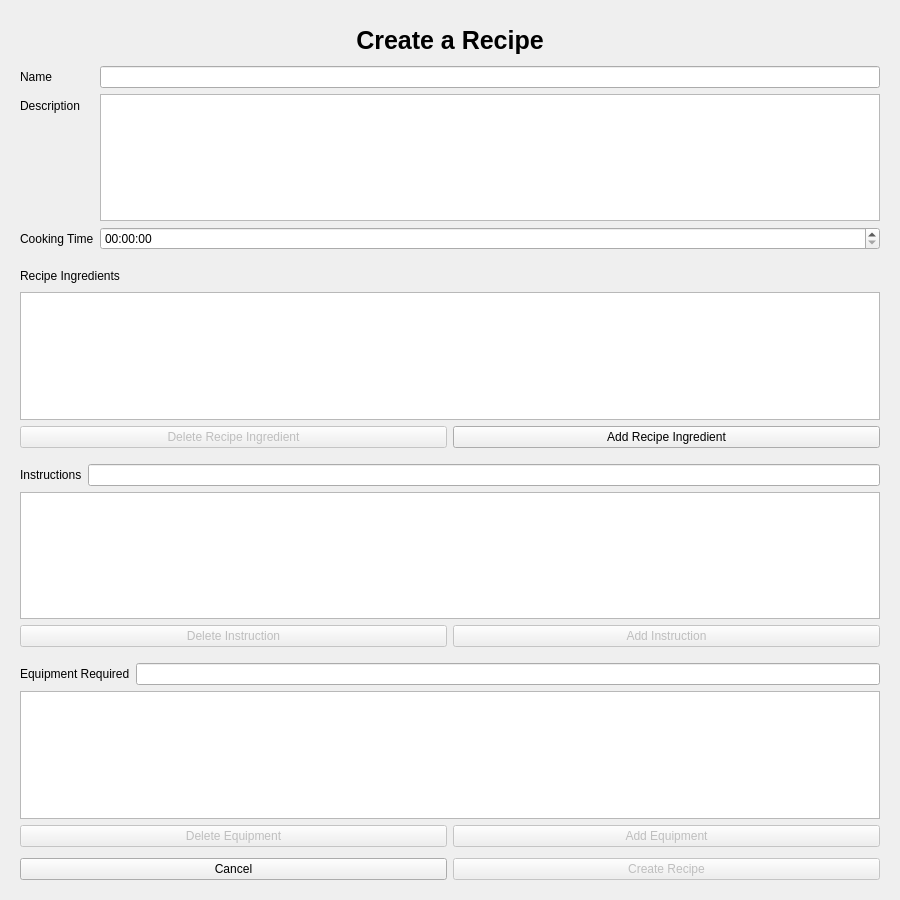
This is recipe-book/reciperootview.ui in xavier-berthiaume/Recipe-Book as Qt 5 draws it before an edit. The edited form follows.
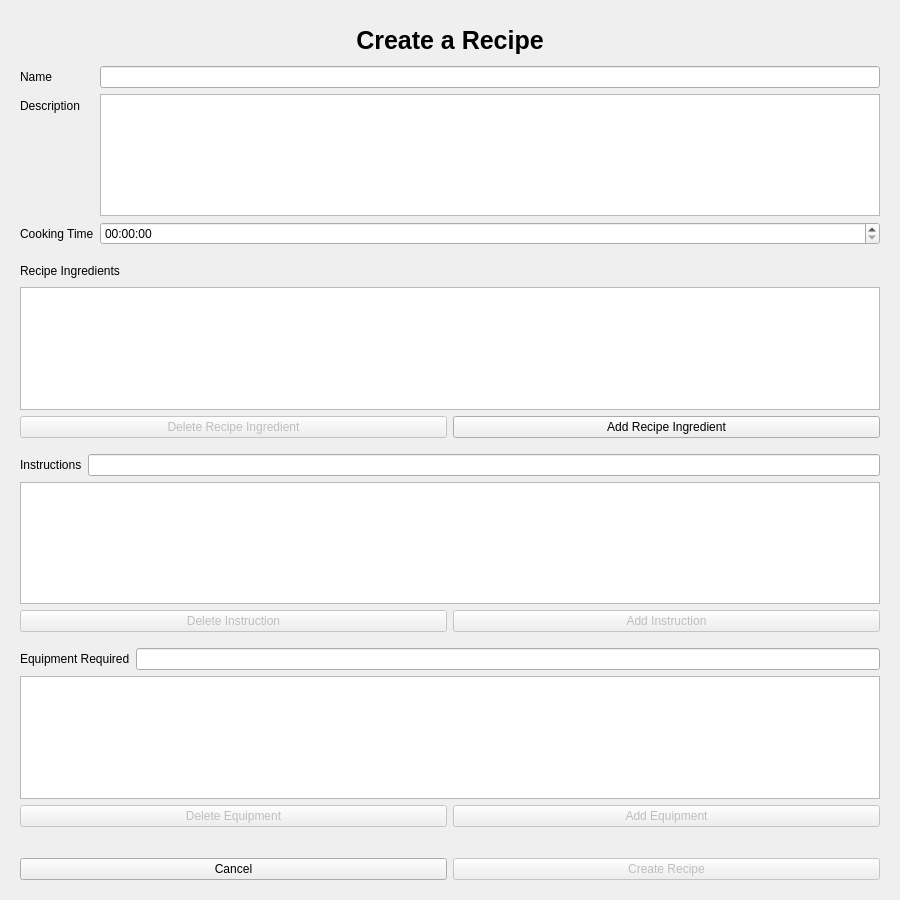
This is the edited form.

Commit message: Finishing up the implementation of the form

Patch:
```diff
--- a/recipe-book/reciperootview.ui
+++ b/recipe-book/reciperootview.ui
@@ -223,7 +223,7 @@
           </layout>
          </item>
          <item>
-          <widget class="QListView" name="listView_2"/>
+          <widget class="QListWidget" name="instructionsList"/>
          </item>
          <item>
           <layout class="QHBoxLayout" name="horizontalLayout_4">
@@ -277,7 +277,7 @@
           </layout>
          </item>
          <item>
-          <widget class="QListView" name="listView_3"/>
+          <widget class="QListWidget" name="equipmentList"/>
          </item>
          <item>
           <layout class="QHBoxLayout" name="horizontalLayout_6">
@@ -310,6 +310,9 @@
        </item>
        <item>
         <layout class="QHBoxLayout" name="horizontalLayout_2">
+         <property name="topMargin">
+          <number>20</number>
+         </property>
          <item>
           <widget class="QPushButton" name="cancelButton">
            <property name="text">
```
Left out of the diff: 3 changed lines with no effect on the pictures. The commit also changes 2 other files.
